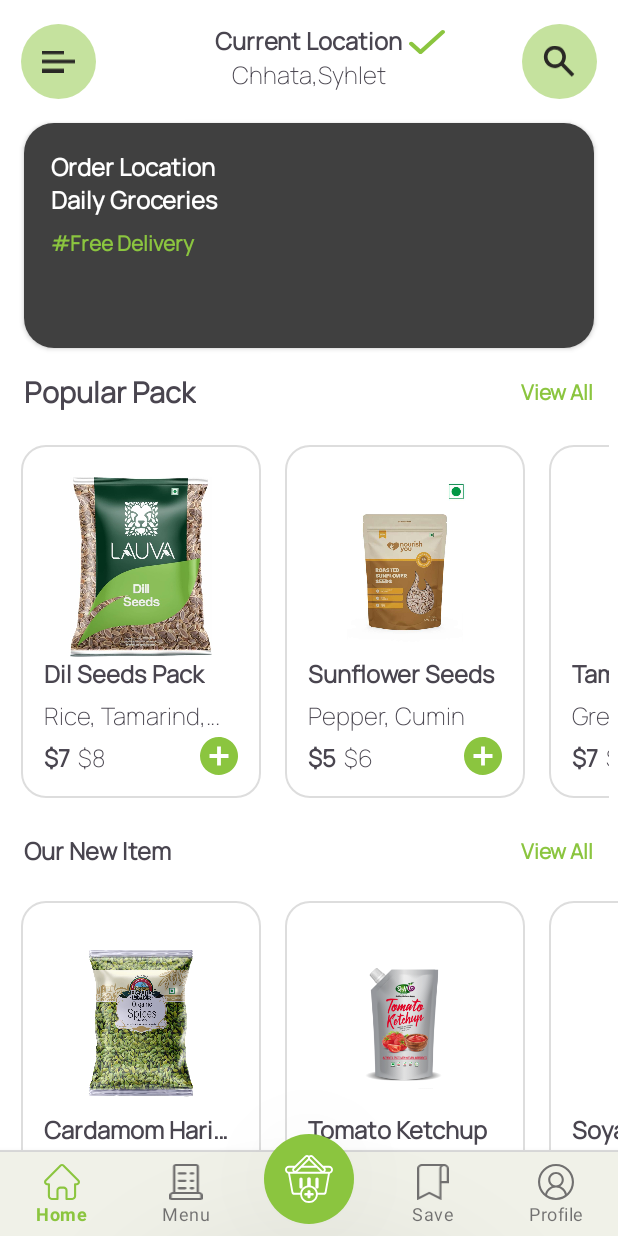
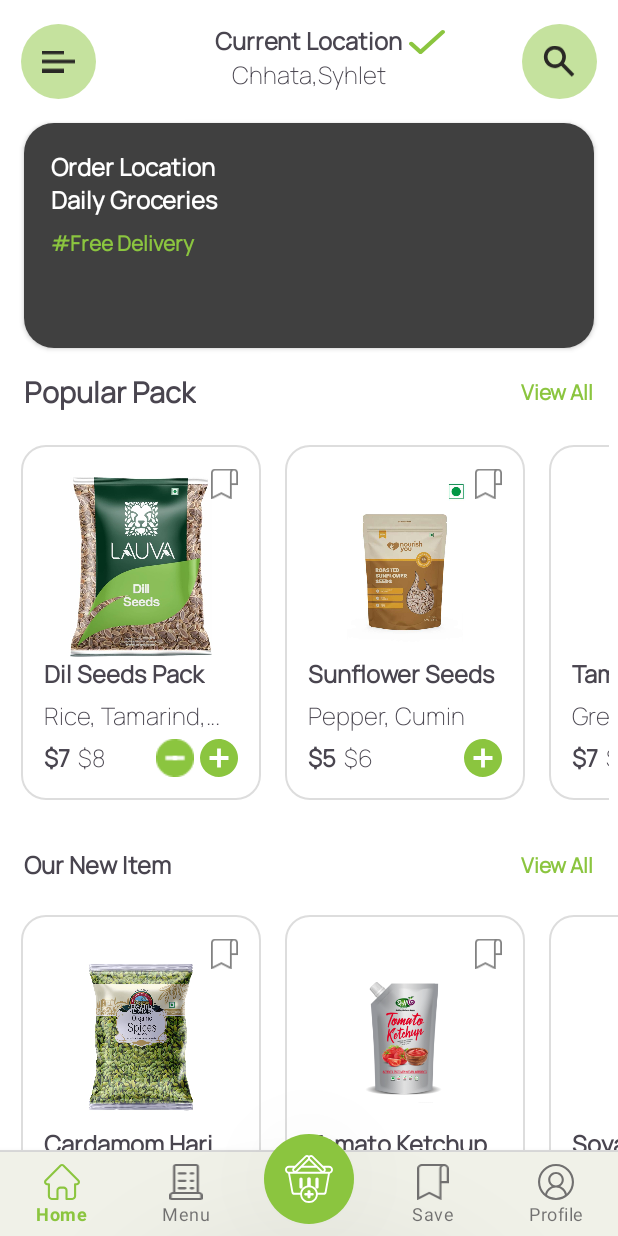
Before and after one commit to Hafiz-Mahboob-Ahmad/Organic-Store, an Android app: the HomeFragment screen opened directly, with no data from a screen before it, after a tap on "Add button icon", on a phone screen of 412 x 824 dp. Run offline under Robolectric (Android 15) with nearby library versions, the phone set to English and light mode, and no system bars; our stand-ins replace Room's generated code, navigation-ui; 3 statements that could not run were skipped.

Commit message:
home fragment quantity button changes

```diff
--- a/app/src/main/java/com/sa/organicStore/activities/SignUpActivity.kt
+++ b/app/src/main/java/com/sa/organicStore/activities/SignUpActivity.kt
@@ -42,9 +42,9 @@ class SignUpActivity : AppCompatActivity() {
             } else if (!isValidEmail(email)) {
                 Toast.makeText(this, "Invalid email format!", Toast.LENGTH_SHORT).show()
             }
-            else if (!isValidPassword(password)) {
-                Toast.makeText(this, "Password must be at least 8 characters long and include a number, an uppercase letter, and a special character!", Toast.LENGTH_LONG).show()
-            }
+//            else if (!isValidPassword(password)) {
+//                Toast.makeText(this, "Password must be at least 8 characters long and include a number, an uppercase letter, and a special character!", Toast.LENGTH_LONG).show()
+//            }
             else {
                 saveUserInDatabase(name, email, password)
             }
--- a/app/src/main/java/com/sa/organicStore/adapter/CartAdapter.kt
+++ b/app/src/main/java/com/sa/organicStore/adapter/CartAdapter.kt
@@ -37,7 +37,6 @@ class CartAdapter(
             binding.tvWeight.text = pack.weight.toString()
             binding.tvQuantityCounter.text = pack.quantityCounter.toString()
             binding.tvPrice.text = "$ ${pack.actualPrice}"
-            //val weight = pack.weight * pack.quantityCounter
             binding.tvWeight.text = pack.weight.toString()
             binding.tvWeightUnit.text = pack.weightUnit
         }
--- a/app/src/main/java/com/sa/organicStore/adapter/HomeAdapter.kt
+++ b/app/src/main/java/com/sa/organicStore/adapter/HomeAdapter.kt
@@ -15,12 +15,20 @@ class HomeAdapter(
     interface OnItemClickListener {
         fun onSaveButtonClick(position: Int)
         fun onImageClick(position: Int)
+        fun onIncreaseQuantity(position: Int)
+        fun onDecreaseQuantity(position: Int)
     }
 
     inner class MyViewHolder(private val binding: RvHorizontalBinding) : RecyclerView.ViewHolder(binding.root) {
         init {
-            binding.ivAdd.setOnClickListener {
+            binding.ivSave.setOnClickListener {
                 itemClickListener.onSaveButtonClick(adapterPosition)
+            }
+            binding.ivDecreaseQuantity.setOnClickListener {
+                itemClickListener.onDecreaseQuantity(adapterPosition)
+            }
+            binding.ivIncreaseQuantity.setOnClickListener {
+                itemClickListener.onIncreaseQuantity(adapterPosition)
             }
             binding.ivBundlePack.setOnClickListener {
                 itemClickListener.onImageClick(adapterPosition)
@@ -36,8 +44,10 @@ class HomeAdapter(
 
             if ( pack.quantityCounter == 0){
                 binding.tvQuantity.visibility = View.GONE
+                binding.ivDecreaseQuantity.visibility = View.GONE
             } else {
                 binding.tvQuantity.text = pack.quantityCounter.toString()
+                binding.ivDecreaseQuantity.visibility = View.VISIBLE
             }
         }
     }
--- a/app/src/main/java/com/sa/organicStore/adapter/SavedAdapter.kt
+++ b/app/src/main/java/com/sa/organicStore/adapter/SavedAdapter.kt
@@ -15,12 +15,16 @@ class SavedAdapter(
 
     interface OnItemClickListener {
         fun onItemClick(position: Int)
+        fun onDeleteClick(position:Int )
     }
 
     inner class MyViewHolder(private val binding: RvSavedProductItemBinding) : RecyclerView.ViewHolder(binding.root) {
         init {
             binding.root.setOnClickListener {
                 itemClickListener.onItemClick(adapterPosition)
+            }
+            binding.ivRemoveSavedProduct.setOnClickListener {
+                itemClickListener.onDeleteClick(adapterPosition)
             }
         }
 
--- a/app/src/main/java/com/sa/organicStore/database/dao/CartDao.kt
+++ b/app/src/main/java/com/sa/organicStore/database/dao/CartDao.kt
@@ -51,6 +51,9 @@ interface CartDao {
                 "WHERE userId = :userId AND productId = :productId"
     )
     suspend fun deleteCartProduct(userId: Int, productId: Int)
+
+    @Query("SELECT COUNT(*) = 0 FROM cart WHERE userId = :userId")
+    suspend fun isCartEmpty(userId: Int) : Boolean
 }
 
 
--- a/app/src/main/java/com/sa/organicStore/fragments/HomeFragment.kt
+++ b/app/src/main/java/com/sa/organicStore/fragments/HomeFragment.kt
@@ -1,5 +1,6 @@
 package com.sa.organicStore.fragments
 
+import android.annotation.SuppressLint
 import android.os.Bundle
 import android.view.LayoutInflater
 import android.view.View
@@ -11,28 +12,35 @@ import androidx.lifecycle.lifecycleScope
 import androidx.navigation.fragment.findNavController
 import com.google.gson.Gson
 import com.sa.organicStore.adapter.HomeAdapter
+import com.sa.organicStore.database.entities.CartModel
 import com.sa.organicStore.database.entities.ProductEntity
 import com.sa.organicStore.database.entities.SaveProductModel
 import com.sa.organicStore.databinding.FragmentHomeBinding
 import com.sa.organicStore.utils.UserPrefs
+import com.sa.organicStore.viewmodel.CartViewModel
 import com.sa.organicStore.viewmodel.ProductViewModel
 import com.sa.organicStore.viewmodel.SaveViewModel
 import kotlinx.coroutines.Dispatchers
 import kotlinx.coroutines.launch
+import kotlin.properties.Delegates
 
 class HomeFragment : Fragment() {
 
     private lateinit var binding: FragmentHomeBinding
     private lateinit var popularPackAdapter: HomeAdapter
     private lateinit var newItemAdapter: HomeAdapter
+    private var userId by Delegates.notNull<Int>()
     private val productViewModel: ProductViewModel by viewModels()
+    private val cartViewModel: CartViewModel by viewModels()
     private val saveViewModel: SaveViewModel by viewModels()
+
 
     override fun onCreateView(
         inflater: LayoutInflater, container: ViewGroup?,
         savedInstanceState: Bundle?
     ): View {
         binding = FragmentHomeBinding.inflate(inflater, container, false)
+        userId = UserPrefs(requireContext()).getUser()!!.userId
         return binding.root
     }
 
@@ -74,6 +82,16 @@ class HomeFragment : Fragment() {
                 val productId = productList[position].productId
                 navigateToBundleDetailsFragment(productId)
             }
+
+            override fun onIncreaseQuantity(position: Int) {
+                increaseQuantity(productList[position])
+                popularPackAdapter.notifyDataSetChanged()
+            }
+
+            override fun onDecreaseQuantity(position: Int) {
+                decreaseQuantity(productList[position])
+                popularPackAdapter.notifyDataSetChanged()
+            }
         })
         binding.rvPopularPack.adapter = popularPackAdapter
     }
@@ -89,9 +107,62 @@ class HomeFragment : Fragment() {
                 val product = productList[position].productId
                 navigateToBundleDetailsFragment(product)
             }
+
+            @SuppressLint("NotifyDataSetChanged")
+            override fun onIncreaseQuantity(position: Int) {
+                increaseQuantity(productList[position])
+                newItemAdapter.notifyDataSetChanged()
+            }
+
+            override fun onDecreaseQuantity(position: Int) {
+                decreaseQuantity(productList[position])
+                newItemAdapter.notifyDataSetChanged()
+            }
         })
         binding.rvOurNewItem.adapter = newItemAdapter
     }
+
+
+    private fun insertCartProduct(product: ProductEntity) {
+        lifecycleScope.launch(Dispatchers.IO) {
+            val isCartProductExists: CartModel? =
+                cartViewModel.isCartProductExists(userId, product.productId)
+            if (isCartProductExists == null) {
+                val cartModel = CartModel(userId = userId, productId = product.productId, quantity = product.quantityCounter)
+                cartViewModel.insertCartProducts(cartModel)
+            } else {
+                cartViewModel.updateCartProduct(product.quantityCounter, userId, product.productId)
+            }
+        }
+    }
+
+
+    private fun increaseQuantity(product: ProductEntity) {
+        product.quantityCounter++
+        insertCartProduct(product)
+        //updateQuantityUI()
+    }
+
+    private fun decreaseQuantity(product: ProductEntity) {
+        if (product.quantityCounter > 0) {
+            product.quantityCounter--
+            if (product.quantityCounter > 0) {
+                insertCartProduct(product)
+            } else {
+                cartViewModel.deleteCartProduct(userId, product.productId)
+            }
+
+        }
+        //updateQuantityUI()
+    }
+
+
+//    private fun updateQuantityUI() {
+//        binding.tvQ.text = quantity.toString()
+//    }
+
+
+
 
     private fun setClickListeners() {
         binding.tvViewAllPopularPack.setOnClickListener {
--- a/app/src/main/java/com/sa/organicStore/fragments/ProductFragment.kt
+++ b/app/src/main/java/com/sa/organicStore/fragments/ProductFragment.kt
@@ -47,7 +47,8 @@ class ProductFragment : Fragment() {
     private fun setupRecyclerView(productList: ArrayList<ProductEntity>) {
         productAdapter = ProductAdapter(productList, object : ProductAdapter.OnItemClickListener {
             override fun onSaveButtonClick(position: Int) {
-                Toast.makeText(requireContext(), "Not yet implemented", Toast.LENGTH_SHORT).show()
+              val product = productList[position].productId
+                navigateToBundleDetailsFragment(product)
             }
 
             override fun onImageClick(position: Int) {
--- a/app/src/main/res/layout/rv_horizontal.xml
+++ b/app/src/main/res/layout/rv_horizontal.xml
@@ -4,7 +4,10 @@
     xmlns:tools="http://schemas.android.com/tools"
     android:layout_width="160dp"
     android:layout_height="wrap_content"
-    android:layout_margin="8dp"
+    android:layout_marginStart="8dp"
+    android:layout_marginTop="8dp"
+    android:layout_marginEnd="8dp"
+    android:layout_marginBottom="16dp"
     android:background="@drawable/rv_item_border"
     android:padding="15dp">
 
@@ -47,13 +50,13 @@
         android:id="@+id/tv_pack_offer_price"
         android:layout_width="wrap_content"
         android:layout_height="wrap_content"
-        android:layout_marginTop="5sp"
         android:fontFamily="@font/manrope"
         android:text="@string/_35"
         android:textSize="16sp"
         android:textStyle="bold"
+        app:layout_constraintBottom_toBottomOf="@id/iv_increase_quantity"
         app:layout_constraintStart_toStartOf="parent"
-        app:layout_constraintTop_toBottomOf="@id/tv_pack_ingredients" />
+        app:layout_constraintTop_toTopOf="@id/iv_increase_quantity" />
 
     <TextView
         android:id="@+id/tv_pack_regular_price"
@@ -61,17 +64,18 @@
         android:layout_height="wrap_content"
         android:layout_marginStart="5dp"
         android:fontFamily="@font/manrope_variable_font_wght"
-        android:text="@string/_50_32"
+        android:text="36"
         android:textSize="16sp"
+        app:layout_constraintBottom_toBottomOf="@id/iv_increase_quantity"
         app:layout_constraintStart_toEndOf="@id/tv_pack_offer_price"
-        app:layout_constraintTop_toTopOf="@id/tv_pack_offer_price" />
+        app:layout_constraintTop_toTopOf="@id/iv_increase_quantity" />
 
     <ImageView
-        android:id="@+id/iv_add"
+        android:id="@+id/iv_increase_quantity"
         android:layout_width="wrap_content"
         android:layout_height="wrap_content"
+        android:layout_marginTop="4dp"
         android:background="@drawable/ic_add"
-        android:layout_marginTop="2dp"
         android:contentDescription="@string/add_button_icon"
         app:layout_constraintBottom_toBottomOf="parent"
         app:layout_constraintEnd_toEndOf="parent"
@@ -85,9 +89,28 @@
         android:fontFamily="@font/manrope_variable_font_wght"
         android:text="0"
         android:textSize="16sp"
-        app:layout_constraintBottom_toBottomOf="@id/tv_pack_offer_price"
-        app:layout_constraintEnd_toStartOf="@id/iv_add"
-        app:layout_constraintTop_toTopOf="@+id/tv_pack_offer_price" />
+        app:layout_constraintBottom_toBottomOf="@id/iv_increase_quantity"
+        app:layout_constraintEnd_toStartOf="@id/iv_increase_quantity"
+        app:layout_constraintTop_toTopOf="@+id/iv_increase_quantity" />
+
+    <ImageView
+        android:id="@+id/iv_decrease_quantity"
+        android:layout_width="wrap_content"
+        android:layout_height="wrap_content"
+        android:layout_marginEnd="4dp"
+        android:src="@drawable/ic_decrease_quantity"
+        app:layout_constraintBottom_toBottomOf="@id/iv_increase_quantity"
+        app:layout_constraintEnd_toStartOf="@id/tv_quantity"
+        app:layout_constraintTop_toTopOf="@id/iv_increase_quantity" />
+
+    <ImageView
+        android:id="@+id/iv_save"
+        android:layout_width="18dp"
+        android:layout_height="40dp"
+        android:layout_marginTop="-10dp"
+        android:src="@drawable/ic_save"
+        app:layout_constraintEnd_toEndOf="parent"
+        app:layout_constraintTop_toTopOf="parent" />
 
 
 </androidx.constraintlayout.widget.ConstraintLayout>
```
Also changed, not shown: app/src/main/java/com/sa/organicStore/activities/LoginActivity.kt (+26 -16 lines), app/src/main/java/com/sa/organicStore/fragments/BundleDetailsFragment.kt (+14 -5 lines), app/src/main/java/com/sa/organicStore/fragments/CartFragment.kt (+9 -3 lines), app/src/main/java/com/sa/organicStore/fragments/SaveFragment.kt (+7 -2 lines), app/src/main/java/com/sa/organicStore/viewmodel/CartViewModel.kt (+8 -0 lines), app/src/main/res/layout/fragment_bundle_details.xml (+8 -5 lines), app/src/main/res/layout/rv_saved_product_item.xml (+12 -0 lines), app/src/main/res/drawable/ic_decrease_quantity.png (added).
